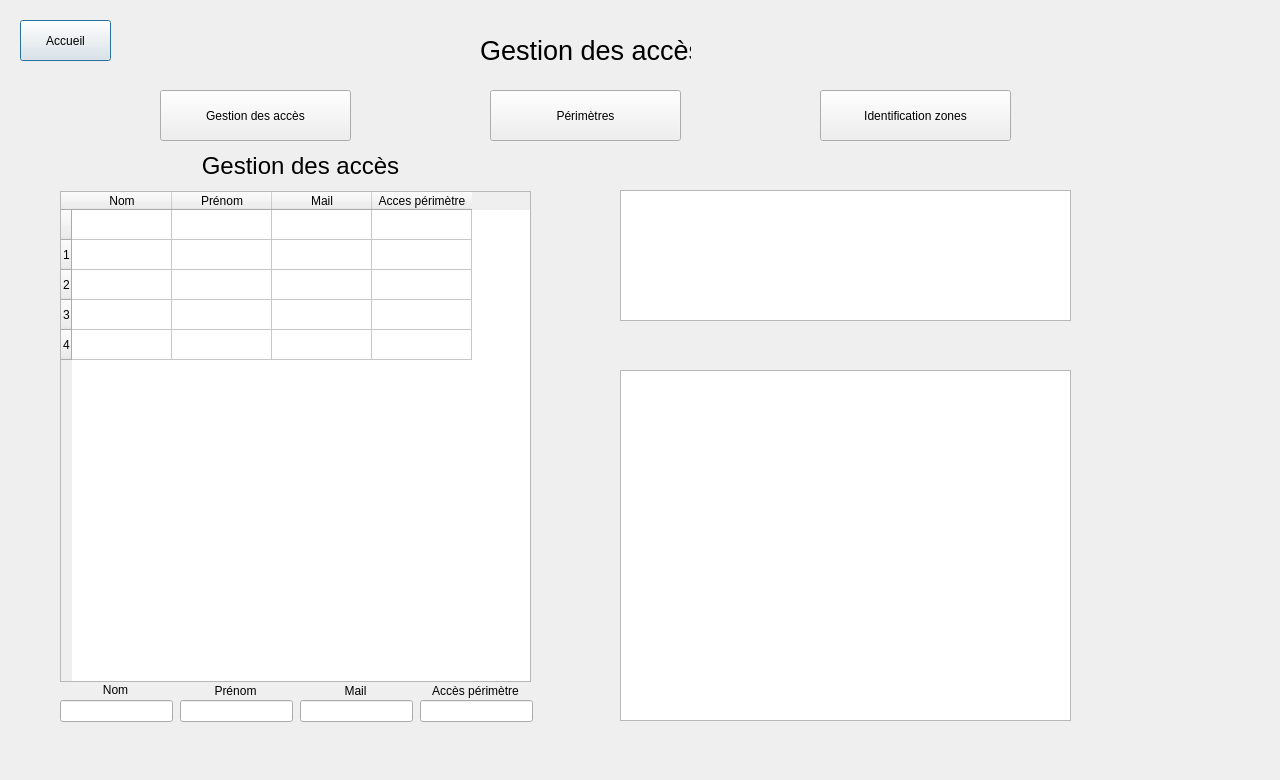
Qt form Projet_Ajour/gestion.ui (simzrch/Projet_Entremont) before a commit.
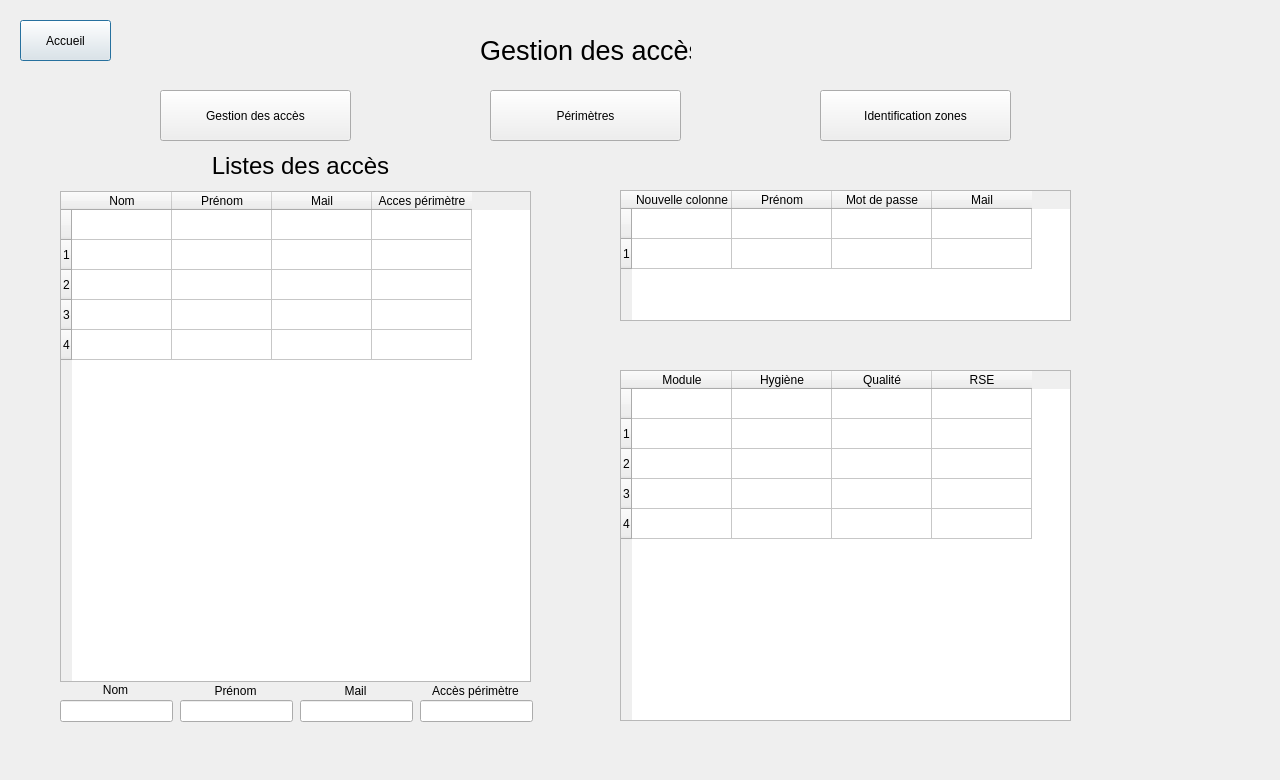
The same form after that commit.

Commit message: creation des tableaux dans les fichier .ui et creation fichier Image

What changed in the file:
```diff
--- a/Projet_Ajour/gestion.ui
+++ b/Projet_Ajour/gestion.ui
@@ -65,26 +65,6 @@
     <string>Identification zones</string>
    </property>
   </widget>
-  <widget class="QListView" name="listView_2">
-   <property name="geometry">
-    <rect>
-     <x>620</x>
-     <y>190</y>
-     <width>451</width>
-     <height>131</height>
-    </rect>
-   </property>
-  </widget>
-  <widget class="QListView" name="listView_3">
-   <property name="geometry">
-    <rect>
-     <x>620</x>
-     <y>370</y>
-     <width>451</width>
-     <height>351</height>
-    </rect>
-   </property>
-  </widget>
   <widget class="QLabel" name="label">
    <property name="geometry">
     <rect>
@@ -118,7 +98,7 @@
     </font>
    </property>
    <property name="text">
-    <string>Gestion des accès</string>
+    <string>Listes des accès</string>
    </property>
    <property name="alignment">
     <set>Qt::AlignCenter</set>
@@ -286,6 +266,104 @@
     <set>Qt::AlignCenter</set>
    </property>
   </widget>
+  <widget class="QTableWidget" name="tableWidget_2">
+   <property name="geometry">
+    <rect>
+     <x>620</x>
+     <y>190</y>
+     <width>451</width>
+     <height>131</height>
+    </rect>
+   </property>
+   <property name="sizeAdjustPolicy">
+    <enum>QAbstractScrollArea::AdjustIgnored</enum>
+   </property>
+   <row>
+    <property name="text">
+     <string/>
+    </property>
+   </row>
+   <row>
+    <property name="text">
+     <string>1</string>
+    </property>
+   </row>
+   <column>
+    <property name="text">
+     <string>Nouvelle colonne</string>
+    </property>
+   </column>
+   <column>
+    <property name="text">
+     <string>Prénom</string>
+    </property>
+   </column>
+   <column>
+    <property name="text">
+     <string>Mot de passe</string>
+    </property>
+   </column>
+   <column>
+    <property name="text">
+     <string>Mail</string>
+    </property>
+   </column>
+  </widget>
+  <widget class="QTableWidget" name="tableWidget_3">
+   <property name="geometry">
+    <rect>
+     <x>620</x>
+     <y>370</y>
+     <width>451</width>
+     <height>351</height>
+    </rect>
+   </property>
+   <row>
+    <property name="text">
+     <string/>
+    </property>
+   </row>
+   <row>
+    <property name="text">
+     <string>1</string>
+    </property>
+   </row>
+   <row>
+    <property name="text">
+     <string>2</string>
+    </property>
+   </row>
+   <row>
+    <property name="text">
+     <string>3</string>
+    </property>
+   </row>
+   <row>
+    <property name="text">
+     <string>4</string>
+    </property>
+   </row>
+   <column>
+    <property name="text">
+     <string>Module</string>
+    </property>
+   </column>
+   <column>
+    <property name="text">
+     <string>Hygiène</string>
+    </property>
+   </column>
+   <column>
+    <property name="text">
+     <string>Qualité</string>
+    </property>
+   </column>
+   <column>
+    <property name="text">
+     <string>RSE</string>
+    </property>
+   </column>
+  </widget>
  </widget>
  <resources/>
  <connections/>
```
The commit also changes 5 other files.
